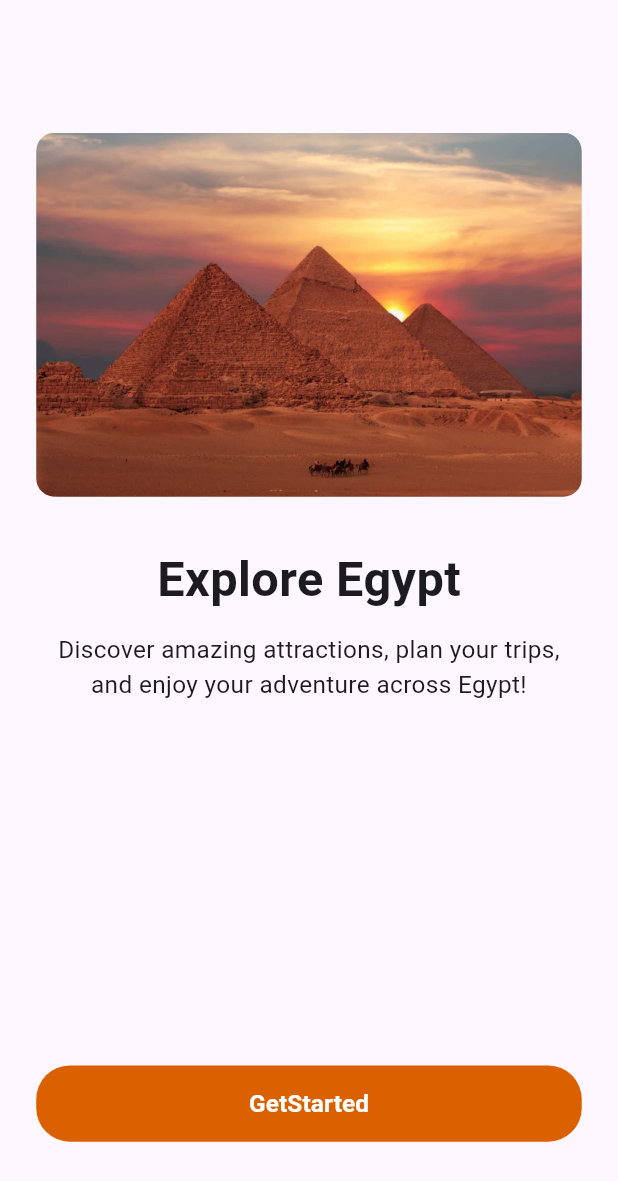
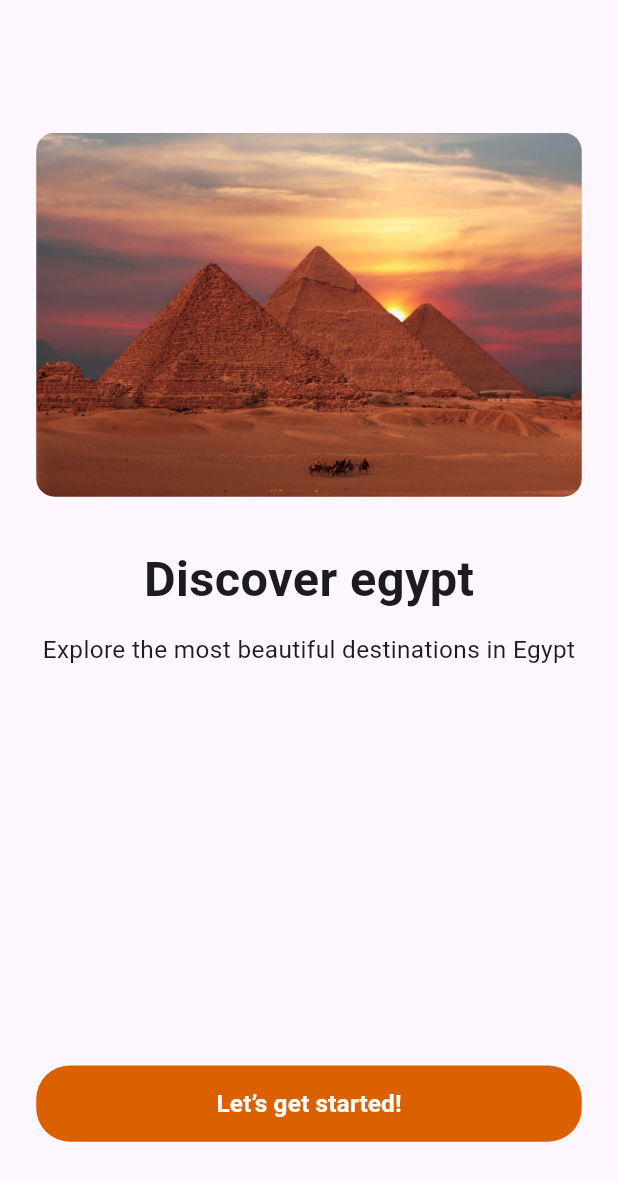
Before and after one commit to mostafaomeha725/Tourismapp, a Flutter app: the OnboardingScreen screen opened by its route, on a phone screen of 412 x 824 dp. Shown: the top 1181 px of the screen. Run offline on Flutter 3.47's test engine with Material 3 defaults, Android fonts, the phone set to English and light mode, and no system bars; our stand-ins replace bloc, cached_network_image, dartz, dio, equatable, flutter_bloc and 10 more; accounts and stored records are empty; network calls fail.

Commit message:
add three langauge updata profile

```diff
--- a/lib/features/home/presentation/screens/widgets/custom_nav_bar.dart
+++ b/lib/features/home/presentation/screens/widgets/custom_nav_bar.dart
@@ -106,7 +106,7 @@ class _CustomNavBarState extends State<CustomNavBar>
               preferredSize: Size.fromHeight(80.h),
               child: Builder(
                 builder: (context) => HomeAppbar(
-                  title: 'Tourism App',
+                  title: loc.appTitle,
                   onMenuTap: () => Scaffold.of(context).openDrawer(),
                 ),
               ),
--- a/lib/features/onboarding/presentation/screen/widgets/onboarding_screen_body.dart
+++ b/lib/features/onboarding/presentation/screen/widgets/onboarding_screen_body.dart
@@ -7,12 +7,15 @@ import 'package:tourismapp/core/theme/styles.dart';
 import 'package:tourismapp/core/widgets/app_asset.dart';
 import 'package:tourismapp/core/widgets/custom_button.dart';
 import 'package:tourismapp/core/widgets/custom_text.dart';
+import 'package:tourismapp/l10n/app_localizations.dart';
 
 class OnboardingScreenBody extends StatelessWidget {
   const OnboardingScreenBody({super.key});
 
   @override
   Widget build(BuildContext context) {
+    final loc = AppLocalizations.of(context)!;
+
     return Padding(
       padding: EdgeInsets.symmetric(horizontal: 22.w),
       child: Column(
@@ -26,13 +29,13 @@ class OnboardingScreenBody extends StatelessWidget {
           SizedBox(height: 32.h),
 
           AppText(
-            'Explore Egypt',
+            loc.discoverEgypt,
             style: font32w700,
             alignment: AlignmentDirectional.center,
           ),
           SizedBox(height: 12.h),
           AppText(
-            'Discover amazing attractions, plan your trips, and enjoy your adventure across Egypt!',
+            loc.exploreDestinations,
             alignment: AlignmentDirectional.center,
             style: font16w400,
             overflow: TextOverflow.visible,
@@ -41,7 +44,7 @@ class OnboardingScreenBody extends StatelessWidget {
 
           Spacer(),
           AppButton(
-            text: 'GetStarted',
+            text: loc.letsGetStarted,
             onPressed: () {
               GoRouter.of(context).pushReplacement(Routes.authScreen);
             },
--- a/lib/features/profile/presentation/screen/bookings_list_screen.dart
+++ b/lib/features/profile/presentation/screen/bookings_list_screen.dart
@@ -2,6 +2,7 @@ import 'package:flutter/material.dart';
 
 import 'package:tourismapp/features/profile/presentation/screen/widgets/bookings_list_screen_body.dart';
 import 'package:tourismapp/features/profile/presentation/screen/widgets/custom_appbar.dart';
+import 'package:tourismapp/l10n/app_localizations.dart';
 
 class BookingsListScreen extends StatelessWidget {
   const BookingsListScreen({super.key});
@@ -10,8 +11,8 @@ class BookingsListScreen extends StatelessWidget {
   Widget build(BuildContext context) {
     return Scaffold(
       backgroundColor: Colors.white,
-      appBar: CustomAppBar(title: 'All Bookings'),
-      body: BookingsListScreenBody(),
+      appBar: CustomAppBar(title: AppLocalizations.of(context)!.allBookings),
+      body: const BookingsListScreenBody(),
     );
   }
 }
--- a/lib/features/profile/presentation/screen/widgets/booking_card.dart
+++ b/lib/features/profile/presentation/screen/widgets/booking_card.dart
@@ -3,6 +3,7 @@ import 'package:flutter_screenutil/flutter_screenutil.dart';
 import 'package:tourismapp/core/theme/styles.dart';
 import 'package:tourismapp/core/widgets/custom_button.dart';
 import 'package:tourismapp/core/widgets/custom_text.dart';
+import 'package:tourismapp/l10n/app_localizations.dart';
 
 class BookingCard extends StatelessWidget {
   const BookingCard({
@@ -24,6 +25,8 @@ class BookingCard extends StatelessWidget {
 
   @override
   Widget build(BuildContext context) {
+    final loc = AppLocalizations.of(context)!;
+
     Color statusColor;
     Color statusBgColor;
     IconData statusIcon;
@@ -147,7 +150,7 @@ class BookingCard extends StatelessWidget {
                         width: double.infinity,
                         child: AppButton.icon(
                           onPressed: onCancelTap ?? () {},
-                          text: "Cancel Booking",
+                          text: loc.cancelBooking,
                           color: Colors.white,
                           borderColor: const Color(0xFFF75555),
                           textColor: const Color(0xFFF75555),
--- a/lib/l10n/app_localizations.dart
+++ b/lib/l10n/app_localizations.dart
@@ -1071,6 +1071,72 @@ abstract class AppLocalizations {
   /// In en, this message translates to:
   /// **'These terms are governed by the laws of Egypt.'**
   String get termsGoverningDescription;
+
+  /// No description provided for @allBookings.
+  ///
+  /// In en, this message translates to:
+  /// **'All Bookings'**
+  String get allBookings;
+
+  /// No description provided for @cancelBooking.
+  ///
+  /// In en, this message translates to:
+  /// **'Cancel Booking'**
+  String get cancelBooking;
+
+  /// No description provided for @firstNameRequired.
+  ///
+  /// In en, this message translates to:
+  /// **'First name is required'**
+  String get firstNameRequired;
+
+  /// No description provided for @lastNameRequired.
+  ///
+  /// In en, this message translates to:
+  /// **'Last name is required'**
+  String get lastNameRequired;
+
+  /// No description provided for @lastNameMinLength.
+  ///
+  /// In en, this message translates to:
+  /// **'Last name must be at least 2 characters'**
+  String get lastNameMinLength;
+
+  /// No description provided for @phoneNumberRequired.
+  ///
+  /// In en, this message translates to:
+  /// **'Phone number is required'**
+  String get phoneNumberRequired;
+
+  /// No description provided for @passwordMinLengthSix.
+  ///
+  /// In en, this message translates to:
+  /// **'Password must be at least 6 characters'**
+  String get passwordMinLengthSix;
+
+  /// No description provided for @passwordConfirmationRequired.
+  ///
+  /// In en, this message translates to:
+  /// **'Password confirmation is required'**
+  String get passwordConfirmationRequired;
+
+  /// No description provided for @passwordsDoNotMatch.
+  ///
+  /// In en, this message translates to:
+  /// **'Please make sure your passwords match'**
+  String get passwordsDoNotMatch;
+
+  /// No description provided for @appTitle.
+  ///
+  /// In en, this message translates to:
+  /// **'tourism app'**
+  String get appTitle;
+
+  /// No description provided for @profileUpdatedSuccessfully.
+  ///
+  /// In en, this message translates to:
+  /// **'Profile updated successfully'**
+  String get profileUpdatedSuccessfully;
 }
 
 class _AppLocalizationsDelegate
--- a/lib/l10n/app_localizations_ar.dart
+++ b/lib/l10n/app_localizations_ar.dart
@@ -526,4 +526,37 @@ class AppLocalizationsAr extends AppLocalizations {
   @override
   String get termsGoverningDescription =>
       'تخضع هذه الشروط لقوانين جمهورية مصر العربية.';
+
+  @override
+  String get allBookings => 'كل الحجوزات';
+
+  @override
+  String get cancelBooking => 'إلغاء الحجز';
+
+  @override
+  String get firstNameRequired => 'الاسم الأول مطلوب';
+
+  @override
+  String get lastNameRequired => 'الاسم الأخير مطلوب';
+
+  @override
+  String get lastNameMinLength => 'يجب أن يكون الاسم الأخير حرفين على الأقل';
+
+  @override
+  String get phoneNumberRequired => 'رقم الهاتف مطلوب';
+
+  @override
+  String get passwordMinLengthSix => 'يجب أن تكون كلمة المرور 6 أحرف على الأقل';
+
+  @override
+  String get passwordConfirmationRequired => 'تأكيد كلمة المرور مطلوب';
+
+  @override
+  String get passwordsDoNotMatch => 'يرجى التأكد أن كلمتي المرور متطابقتان';
+
+  @override
+  String get appTitle => 'تطبيق سياحي';
+
+  @override
+  String get profileUpdatedSuccessfully => 'تم تحديث الملف الشخصي بنجاح';
 }
--- a/lib/l10n/app_localizations_en.dart
+++ b/lib/l10n/app_localizations_en.dart
@@ -532,4 +532,38 @@ class AppLocalizationsEn extends AppLocalizations {
   @override
   String get termsGoverningDescription =>
       'These terms are governed by the laws of Egypt.';
+
+  @override
+  String get allBookings => 'All Bookings';
+
+  @override
+  String get cancelBooking => 'Cancel Booking';
+
+  @override
+  String get firstNameRequired => 'First name is required';
+
+  @override
+  String get lastNameRequired => 'Last name is required';
+
+  @override
+  String get lastNameMinLength => 'Last name must be at least 2 characters';
+
+  @override
+  String get phoneNumberRequired => 'Phone number is required';
+
+  @override
+  String get passwordMinLengthSix => 'Password must be at least 6 characters';
+
+  @override
+  String get passwordConfirmationRequired =>
+      'Password confirmation is required';
+
+  @override
+  String get passwordsDoNotMatch => 'Please make sure your passwords match';
+
+  @override
+  String get appTitle => 'tourism app';
+
+  @override
+  String get profileUpdatedSuccessfully => 'Profile updated successfully';
 }
--- a/lib/l10n/app_localizations_fr.dart
+++ b/lib/l10n/app_localizations_fr.dart
@@ -539,4 +539,40 @@ class AppLocalizationsFr extends AppLocalizations {
   @override
   String get termsGoverningDescription =>
       'Ces conditions sont régies par les lois de l\'Égypte.';
+
+  @override
+  String get allBookings => 'Toutes les réservations';
+
+  @override
+  String get cancelBooking => 'Annuler la réservation';
+
+  @override
+  String get firstNameRequired => 'Le prénom est requis';
+
+  @override
+  String get lastNameRequired => 'Le nom est requis';
+
+  @override
+  String get lastNameMinLength => 'Le nom doit contenir au moins 2 caractères';
+
+  @override
+  String get phoneNumberRequired => 'Le numéro de téléphone est requis';
+
+  @override
+  String get passwordMinLengthSix =>
+      'Le mot de passe doit contenir au moins 6 caractères';
+
+  @override
+  String get passwordConfirmationRequired =>
+      'La confirmation du mot de passe est requise';
+
+  @override
+  String get passwordsDoNotMatch =>
+      'Veuillez vérifier que vos mots de passe correspondent';
+
+  @override
+  String get appTitle => 'Demande de tourisme';
+
+  @override
+  String get profileUpdatedSuccessfully => 'Profil mis à jour avec succès';
 }
```
Also changed, not shown: lib/features/auth/presentation/screens/widgets/register_form_fields.dart (+6 -5 lines), lib/features/auth/presentation/screens/widgets/register_validators.dart (+16 -16 lines), lib/features/profile/presentation/screen/widgets/edit_profile_screen_body.dart (+26 -1 lines), lib/l10n/intl_ar.arb (+11 -0 lines), lib/l10n/intl_en.arb (+11 -0 lines), lib/l10n/intl_fr.arb (+11 -0 lines).
